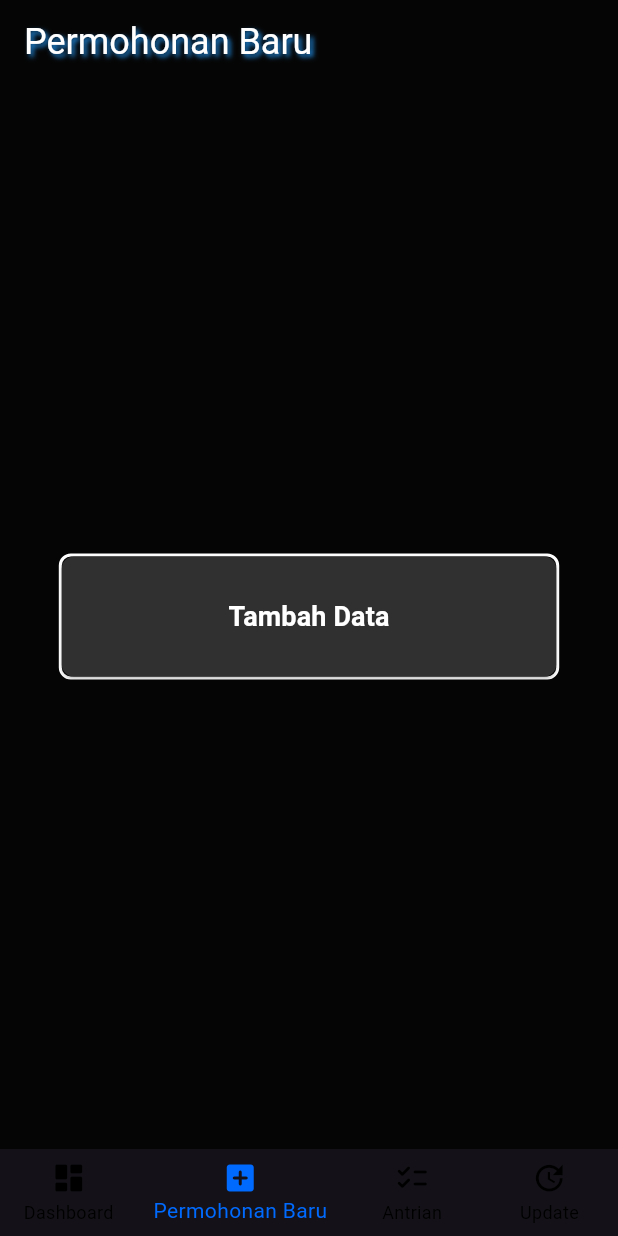
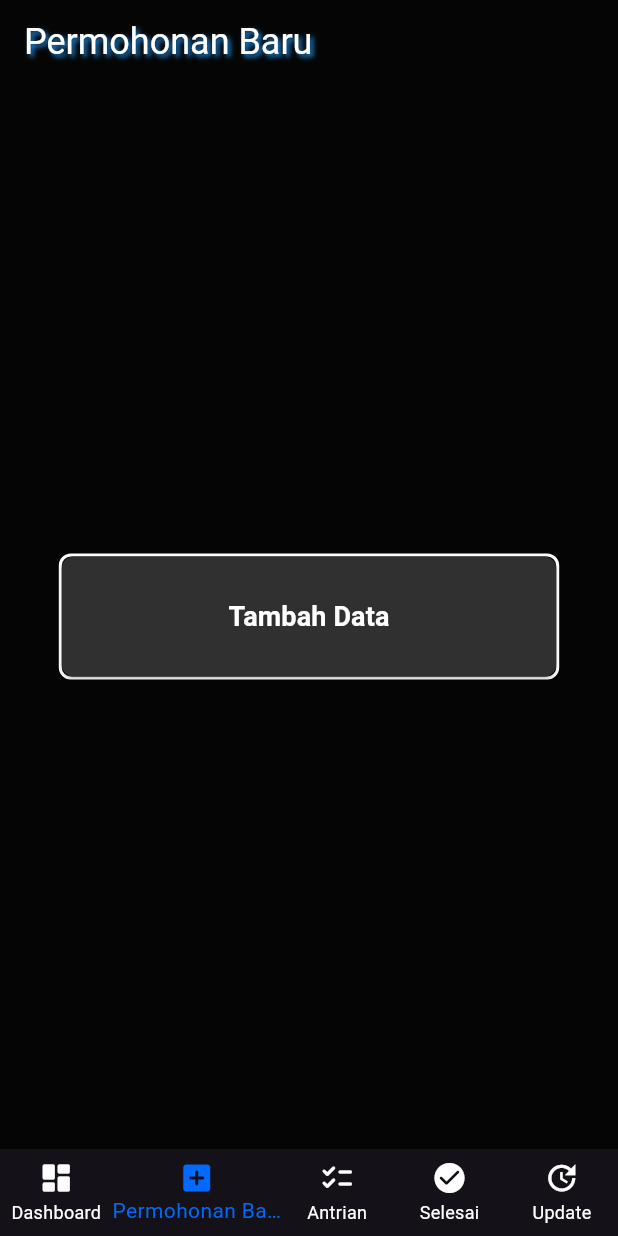
Before and after one commit to aarif29/WorkflowPLN, a Flutter app: the BerandaScreen screen opened directly, swiped to page 2, on a phone screen of 412 x 824 dp. Run offline on Flutter 3.47's test engine with Material 3 defaults, Android fonts, the phone set to English and light mode, and no system bars.

Commit message:
tambah navbar & edit tema

```diff
--- a/lib/widget/navbar_overlay.dart
+++ b/lib/widget/navbar_overlay.dart
@@ -2,6 +2,7 @@ import 'package:flutter/material.dart';
 import '../dashboard.dart';
 import '../permohonan_baru.dart';
 import '../antrian.dart';
+import '../selesai.dart'; // Import halaman Selesai
 
 class BerandaScreen extends StatefulWidget {
   const BerandaScreen({super.key});
@@ -38,10 +39,10 @@ class BerandaScreenState extends State<BerandaScreen> {
                 PermohonanBaruScreen(
                   onPermohonanAdded: _addPermohonan,
                   onNavigateToAntrian: () => _pageController.jumpToPage(2),
-                  // permohonanListNotifier: ValueNotifier<List<Map<String, String?>>>(_permohonanList),
                 ),
                 AntrianScreen(permohonanList: _permohonanList),
-                Container(color: Colors.green),
+                SelesaiScreen(), // Tambahkan halaman Selesai
+                Container(color: Colors.green), // Halaman Update
               ],
             ),
           ),
@@ -56,7 +57,7 @@ class BerandaScreenState extends State<BerandaScreen> {
       currentIndex: _selectedIndex,
       onTap: _onItemTapped,
       selectedItemColor: const Color.fromARGB(255, 0, 106, 255),
-      unselectedItemColor: Colors.black,
+      unselectedItemColor: Colors.white,
       showUnselectedLabels: true,
       items: const [
         BottomNavigationBarItem(
@@ -71,7 +72,14 @@ class BerandaScreenState extends State<BerandaScreen> {
           icon: Icon(Icons.checklist_rounded),
           label: 'Antrian',
         ),
-        BottomNavigationBarItem(icon: Icon(Icons.update), label: 'Update'),
+        BottomNavigationBarItem(
+          icon: Icon(Icons.check_circle_rounded),
+          label: 'Selesai',
+        ),
+        BottomNavigationBarItem(
+          icon: Icon(Icons.update),
+          label: 'Update',
+        ),
       ],
     );
   }
```
